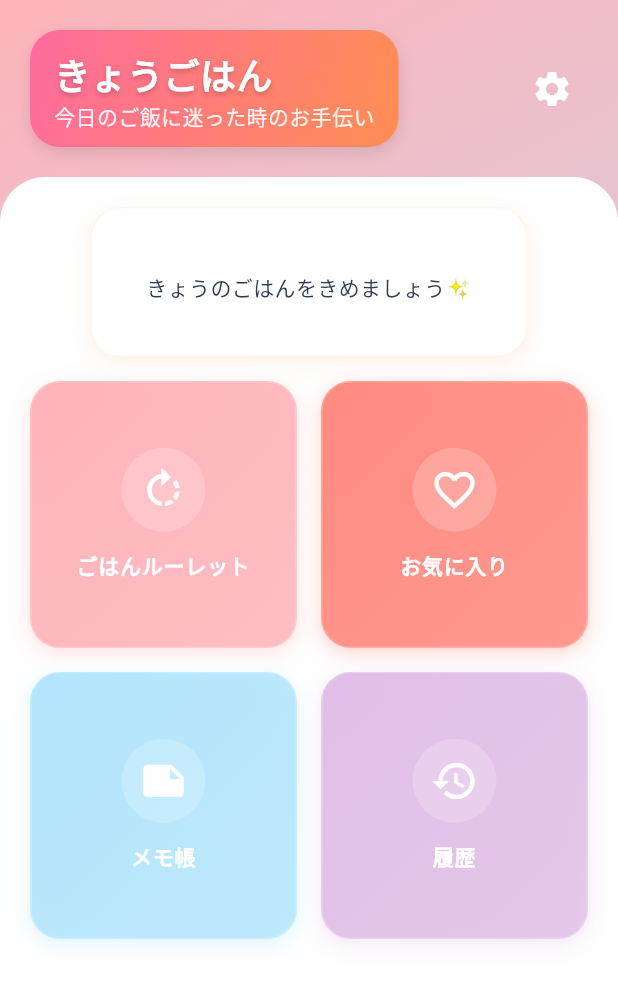
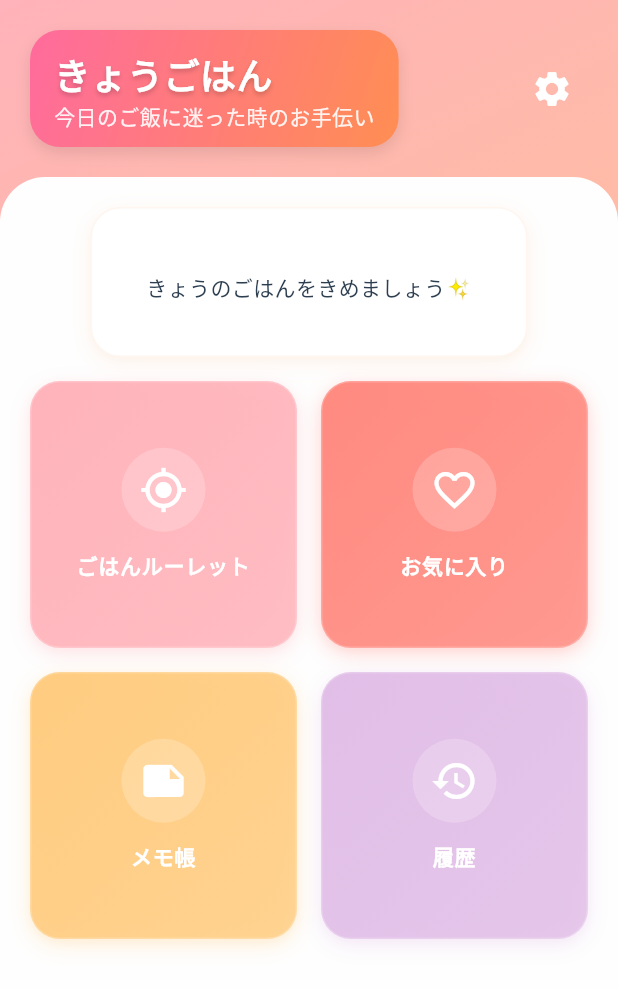
Before and after one commit to sorashidoch/app, a Flutter app: the screen it shows after launch, on a phone screen of 412 x 824 dp. Shown: the top 989 px of the screen. Run offline on Flutter 3.47's test engine with Material 3 defaults, Android fonts, the phone set to English and light mode, and no system bars; our stand-ins replace go_router.

Commit message:
feat: 色の変更

```diff
--- a/lib/app/theme/colors.dart
+++ b/lib/app/theme/colors.dart
@@ -11,7 +11,7 @@ class AppColors {
   static const Color pastelRed = Color(0xFFFF8A80);     // 赤
   static const Color pastelYellow = Color(0xFFFFFACD);  // 黄色
   static const Color pastelGreen = Color(0xFF98FB98);   // 緑
-  static const Color pastelBlue = Color(0xFFB3E5FC);    // 青
+  static const Color pastelBlue = Color(0xFFFFCC80);    // オレンジ
   static const Color pastelPurple = Color(0xFFE1BEE7);  // 紫
   static const Color pastelOrange = Color(0xFFFFCC80);  // オレンジ
   static const Color pastelMint = Color(0xFF98FF98);    // ミント
--- a/lib/features/home/screens/home_screen.dart
+++ b/lib/features/home/screens/home_screen.dart
@@ -132,7 +132,7 @@ class HomeScreen extends StatelessWidget {
                             mainAxisSpacing: 16,
                             children: [
                               FeatureButton(
-                                icon: Icons.rotate_right,
+                                icon: Icons.gps_fixed,
                                 title: 'ごはんルーレット',
                                 color: AppColors.pastelPink,
                                 onTap: () => context.go('/profile'),
```
